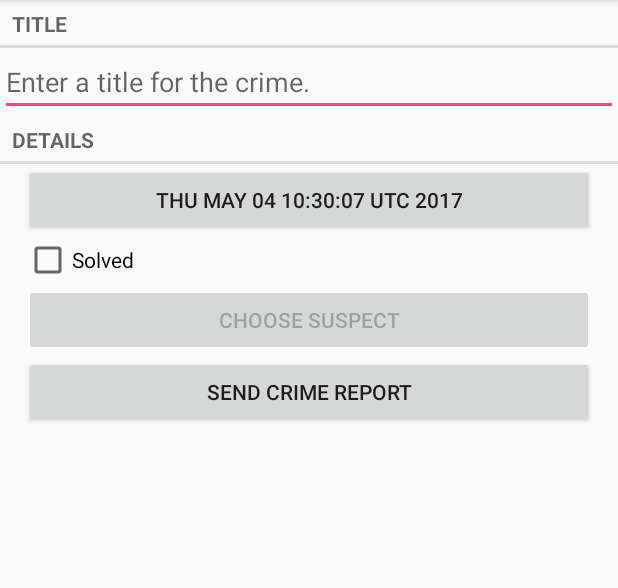
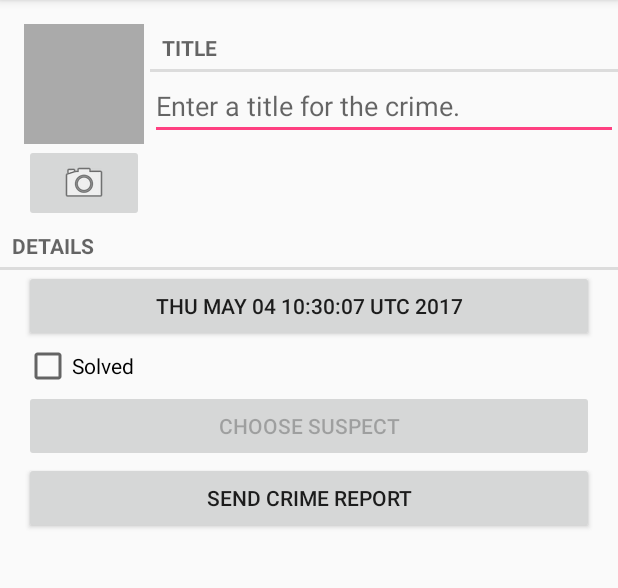
Before and after one commit to TinhHuynh/CriminalIntent_AndroidApp, an Android app: the CrimeFragment screen opened directly, with no data from a screen before it, on a phone screen of 412 x 824 dp, the part 84-672 px from its top. Run offline under Robolectric (Android 15) with nearby library versions, the phone set to English and light mode, and no system bars.

Commit message:
Add new function: Allow user to view/take photo of suspect

```diff
--- a/CriminalIntent/app/src/main/AndroidManifest.xml
+++ b/CriminalIntent/app/src/main/AndroidManifest.xml
@@ -23,5 +23,11 @@
             </intent-filter>
         </activity>
     </application>
+    <uses-permission
+        android:name="android.permission.READ_EXTERNAL_STORAGE"
+        android:maxSdkVersion="18"/>
 
+    <uses-feature
+        android:name="android.hardware.camera"
+        android:required="false"/>
 </manifest>
--- a/CriminalIntent/app/src/main/java/com/example/tinhhuynh/criminalintent/controller/CrimeFragment.java
+++ b/CriminalIntent/app/src/main/java/com/example/tinhhuynh/criminalintent/controller/CrimeFragment.java
@@ -4,9 +4,11 @@ import android.app.Activity;
 import android.content.Intent;
 import android.content.pm.PackageManager;
 import android.database.Cursor;
+import android.graphics.Bitmap;
 import android.net.Uri;
 import android.os.Bundle;
 import android.provider.ContactsContract;
+import android.provider.MediaStore;
 import android.support.annotation.Nullable;
 import android.support.v4.app.Fragment;
 import android.support.v4.app.FragmentManager;
@@ -20,11 +22,15 @@ import android.widget.Button;
 import android.widget.CheckBox;
 import android.widget.CompoundButton;
 import android.widget.EditText;
+import android.widget.ImageButton;
+import android.widget.ImageView;
 
 import com.example.tinhhuynh.criminalintent.R;
 import com.example.tinhhuynh.criminalintent.model.Crime;
 import com.example.tinhhuynh.criminalintent.model.CrimeLab;
+import com.example.tinhhuynh.criminalintent.utils.PictureUtils;
 
+import java.io.File;
 import java.util.Date;
 import java.util.UUID;
 
@@ -38,12 +44,16 @@ public class CrimeFragment extends Fragment {
     private static final String DIALOG_DATE = "DialogDate";
     private static final int REQUEST_DATE = 0;
     private static final int REQUEST_CONTACT = 1;
+    private static final int REQUEST_PHOTO = 2;
     private Crime mCrime;
     private EditText mTitleField;
     private Button mDateButton;
     private CheckBox mSolvedCheckBox;
     private Button mReportButton;
     private Button mSuspectButton;
+    private ImageView mPhotoView;
+    private ImageButton mPhotoButton;
+    private File mPhotoFile;
 
     public static CrimeFragment newInstance(UUID crimeId) {
         Bundle args = new Bundle();
@@ -59,7 +69,7 @@ public class CrimeFragment extends Fragment {
         super.onCreate(savedInstanceState);
         UUID crimeID = (UUID) getArguments().getSerializable(ARG_CRIME_ID);
         mCrime = CrimeLab.get(getActivity()).getCrime(crimeID);
-        mCrime = CrimeLab.get(getActivity()).getCrime(crimeID);
+        mPhotoFile = CrimeLab.get(getActivity()).getPhotoFile(mCrime);
     }
 
     @Nullable
@@ -139,6 +149,27 @@ public class CrimeFragment extends Fragment {
         if (packageManager.resolveActivity(pickContact, PackageManager.MATCH_DEFAULT_ONLY) == null) {
             mSuspectButton.setEnabled(false);
         }
+        mPhotoButton = (ImageButton) v.findViewById(R.id.crime_camera);
+
+
+        final Intent captureImage = new Intent(MediaStore.ACTION_IMAGE_CAPTURE);
+
+        final boolean canTakePhoto = mPhotoFile != null && captureImage.resolveActivity(packageManager) != null;
+        mPhotoButton.setEnabled(canTakePhoto);
+
+        if (canTakePhoto) {
+            Uri uri = Uri.fromFile(mPhotoFile);
+            captureImage.putExtra(MediaStore.EXTRA_OUTPUT, uri);
+        }
+        mPhotoButton.setOnClickListener(new View.OnClickListener() {
+            @Override
+            public void onClick(View v) {
+                startActivityForResult(captureImage, REQUEST_PHOTO);
+            }
+        });
+
+        mPhotoView = (ImageView) v.findViewById(R.id.crime_photo);
+        updatePhotoView();
 
         return v;
     }
@@ -171,6 +202,8 @@ public class CrimeFragment extends Fragment {
                 c.close();
             }
 
+        } else if (requestCode == REQUEST_PHOTO) {
+            updatePhotoView();
         }
     }
 
@@ -206,5 +239,14 @@ public class CrimeFragment extends Fragment {
         return report;
     }
 
+    private void updatePhotoView() {
+        if (mPhotoFile == null || !mPhotoFile.exists()) {
+            mPhotoView.setImageDrawable(null);
+        } else {
+            Bitmap bitmap = PictureUtils.getScaledBitmap(mPhotoFile.getPath(), getActivity());
+            mPhotoView.setImageBitmap(bitmap);
+        }
+    }
+
 
 }
--- a/CriminalIntent/app/src/main/java/com/example/tinhhuynh/criminalintent/model/Crime.java
+++ b/CriminalIntent/app/src/main/java/com/example/tinhhuynh/criminalintent/model/Crime.java
@@ -64,4 +64,8 @@ public class Crime {
         mSuspect = suspect;
     }
 
+    public String getPhotoFileName() {
+        return "IMG_" + getId().toString() + ".jpg";
+    }
+
 }
--- a/CriminalIntent/app/src/main/java/com/example/tinhhuynh/criminalintent/model/CrimeLab.java
+++ b/CriminalIntent/app/src/main/java/com/example/tinhhuynh/criminalintent/model/CrimeLab.java
@@ -4,10 +4,12 @@ import android.content.ContentValues;
 import android.content.Context;
 import android.database.Cursor;
 import android.database.sqlite.SQLiteDatabase;
+import android.os.Environment;
 
 import com.example.tinhhuynh.criminalintent.database.CrimeBaseHelper;
 import com.example.tinhhuynh.criminalintent.database.CrimeCursorWrapper;
 
+import java.io.File;
 import java.util.ArrayList;
 import java.util.List;
 import java.util.UUID;
@@ -105,5 +107,13 @@ public class CrimeLab {
         return new CrimeCursorWrapper(cursor);
     }
 
+    public File getPhotoFile(Crime crime) {
+        File externalFileDir = mContext.getExternalFilesDir(Environment.DIRECTORY_PICTURES);
+        if (externalFileDir == null) {
+            return null;
+        }
+
+        return new File(externalFileDir, crime.getPhotoFileName());
+    }
 
 }
--- a/CriminalIntent/app/src/main/res/layout-land/fragment_crime.xml
+++ b/CriminalIntent/app/src/main/res/layout-land/fragment_crime.xml
@@ -4,17 +4,7 @@
               android:layout_height="wrap_content"
               android:orientation="vertical">
 
-    <TextView
-        style="?android:listSeparatorTextViewStyle"
-        android:layout_width="match_parent"
-        android:layout_height="wrap_content"
-        android:text="@string/crime_title_label"/>
-
-    <EditText
-        android:id="@+id/crime_title"
-        android:layout_width="match_parent"
-        android:layout_height="wrap_content"
-        android:hint="@string/crime_title_hint"/>
+    <include layout="@layout/view_camera_and_title"/>
 
     <TextView
         style="?android:listSeparatorTextViewStyle"
--- a/CriminalIntent/app/src/main/res/layout/fragment_crime.xml
+++ b/CriminalIntent/app/src/main/res/layout/fragment_crime.xml
@@ -4,17 +4,7 @@
               android:layout_height="wrap_content"
               android:orientation="vertical">
 
-    <TextView
-        style="?android:listSeparatorTextViewStyle"
-        android:layout_width="match_parent"
-        android:layout_height="wrap_content"
-        android:text="@string/crime_title_label"/>
-
-    <EditText
-        android:id="@+id/crime_title"
-        android:layout_width="match_parent"
-        android:layout_height="wrap_content"
-        android:hint="@string/crime_title_hint"/>
+    <include layout="@layout/view_camera_and_title"/>
 
     <TextView
         style="?android:listSeparatorTextViewStyle"
--- /dev/null
+++ b/CriminalIntent/app/src/main/res/layout/view_camera_and_title.xml
@@ -0,0 +1,47 @@
+<?xml version="1.0" encoding="utf-8"?>
+<LinearLayout xmlns:android="http://schemas.android.com/apk/res/android"
+              android:layout_width="match_parent"
+              android:layout_height="wrap_content"
+              android:layout_marginLeft="16dp"
+              android:layout_marginTop="16dp">
+
+    <LinearLayout
+        android:layout_width="wrap_content"
+        android:layout_height="wrap_content"
+        android:layout_marginRight="4dp"
+        android:orientation="vertical">
+
+        <ImageView
+            android:id="@+id/crime_photo"
+            android:layout_width="80dp"
+            android:layout_height="80dp"
+            android:background="@android:color/darker_gray"
+            android:cropToPadding="true"
+            android:scaleType="centerInside"/>
+
+        <ImageButton
+            android:id="@+id/crime_camera"
+            android:layout_width="match_parent"
+            android:layout_height="wrap_content"
+            android:src="@android:drawable/ic_menu_camera"/>
+    </LinearLayout>
+
+    <LinearLayout
+        android:layout_width="wrap_content"
+        android:layout_height="wrap_content"
+        android:layout_weight="1"
+        android:orientation="vertical">
+
+        <TextView
+            style="?android:listSeparatorTextViewStyle"
+            android:layout_width="match_parent"
+            android:layout_height="wrap_content"
+            android:text="@string/crime_title_label"/>
+
+        <EditText
+            android:id="@+id/crime_title"
+            android:layout_width="match_parent"
+            android:layout_height="wrap_content"
+            android:hint="@string/crime_title_hint"/>
+    </LinearLayout>
+</LinearLayout>
```
Also changed, not shown: CriminalIntent/app/src/main/java/com/example/tinhhuynh/criminalintent/utils/PictureUtils.java (added, +43 -0 lines).
